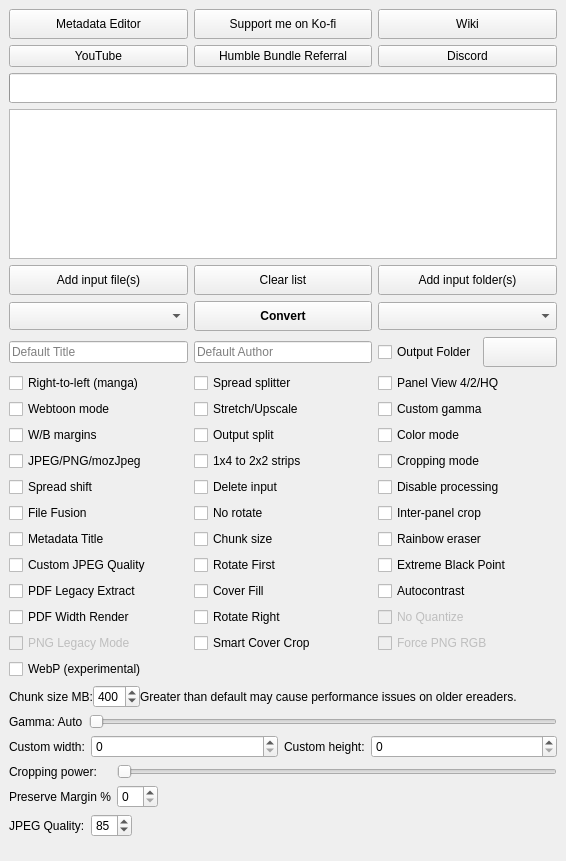
Old version of the form gui/KCC.ui in the repository ciromattia/kcc.
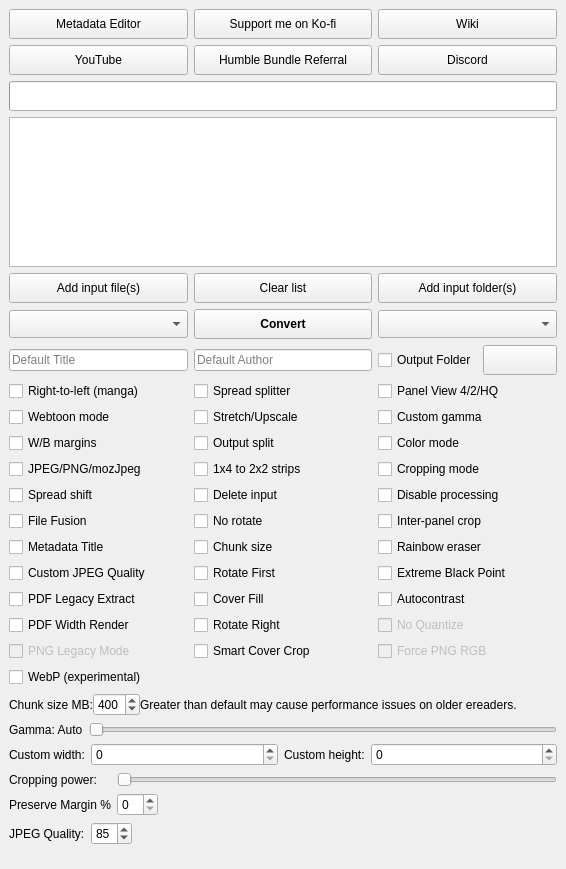
New version of the form. Icons and pictures are not drawn.

Commit message: fix button height on windows

What changed in the file:
```diff
--- a/gui/KCC.ui
+++ b/gui/KCC.ui
@@ -7,7 +7,7 @@
     <x>0</x>
     <y>0</y>
     <width>566</width>
-    <height>658</height>
+    <height>671</height>
    </rect>
   </property>
   <property name="windowTitle">
@@ -334,6 +334,12 @@
        </item>
        <item row="1" column="0">
         <widget class="QPushButton" name="youtubeButton">
+         <property name="minimumSize">
+          <size>
+           <width>0</width>
+           <height>30</height>
+          </size>
+         </property>
          <property name="text">
           <string>YouTube</string>
          </property>
@@ -341,6 +347,12 @@
        </item>
        <item row="1" column="1">
         <widget class="QPushButton" name="humbleButton">
+         <property name="minimumSize">
+          <size>
+           <width>0</width>
+           <height>30</height>
+          </size>
+         </property>
          <property name="text">
           <string>Humble Bundle Referral</string>
          </property>
@@ -352,6 +364,12 @@
        </item>
        <item row="1" column="2">
         <widget class="QPushButton" name="discordButton">
+         <property name="minimumSize">
+          <size>
+           <width>0</width>
+           <height>30</height>
+          </size>
+         </property>
          <property name="text">
           <string>Discord</string>
          </property>
```
The commit also changes 1 other file.
